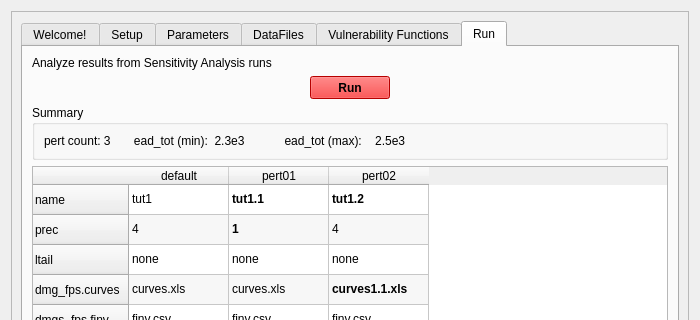
First picture: the form in canflood/sensi/sensi.ui, repository NRCan/CanFlood, before the edit; both pictures show x 0 to 700 and y 0 to 320 of the 700 by 700 pixel window.
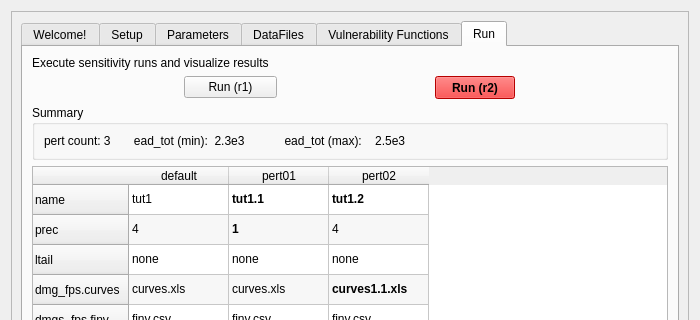
Second picture: the form after the edit. The open tabs and pages were chosen to show the change. Icons and pictures are not drawn.

```diff
--- a/canflood/sensi/sensi.ui
+++ b/canflood/sensi/sensi.ui
@@ -63,8 +63,8 @@
        <rect>
         <x>0</x>
         <y>0</y>
-        <width>680</width>
-        <height>593</height>
+        <width>676</width>
+        <height>580</height>
        </rect>
       </property>
       <property name="sizePolicy">
@@ -2083,11 +2083,26 @@
            <item>
             <widget class="QLabel" name="label_7">
              <property name="text">
-              <string>Analyze results from Sensitivity Analysis runs</string>
+              <string>Execute sensitivity runs and visualize results</string>
              </property>
             </widget>
            </item>
-           <item alignment="Qt::AlignHCenter">
+           <item>
+            <layout class="QHBoxLayout" name="horizontalLayout_5">
+             <item>
+              <widget class="QPushButton" name="pushButton_4">
+               <property name="maximumSize">
+                <size>
+                 <width>93</width>
+                 <height>16777215</height>
+                </size>
+               </property>
+               <property name="text">
+                <string>Run (r1)</string>
+               </property>
+              </widget>
+             </item>
+             <item>
             <widget class="QPushButton" name="pushButton_generate_4">
              <property name="sizePolicy">
               <sizepolicy hsizetype="Fixed" vsizetype="Minimum">
@@ -2529,9 +2544,11 @@
               </font>
              </property>
              <property name="text">
-              <string>Run</string>
-             </property>
-            </widget>
+                <string>Run (r2)</string>
+               </property>
+              </widget>
+             </item>
+            </layout>
            </item>
            <item>
             <widget class="QGroupBox" name="groupBox">
```
Left out of the diff: 19 changed lines with no effect on the pictures. Lines whose indentation alone changed are shown as unchanged.
